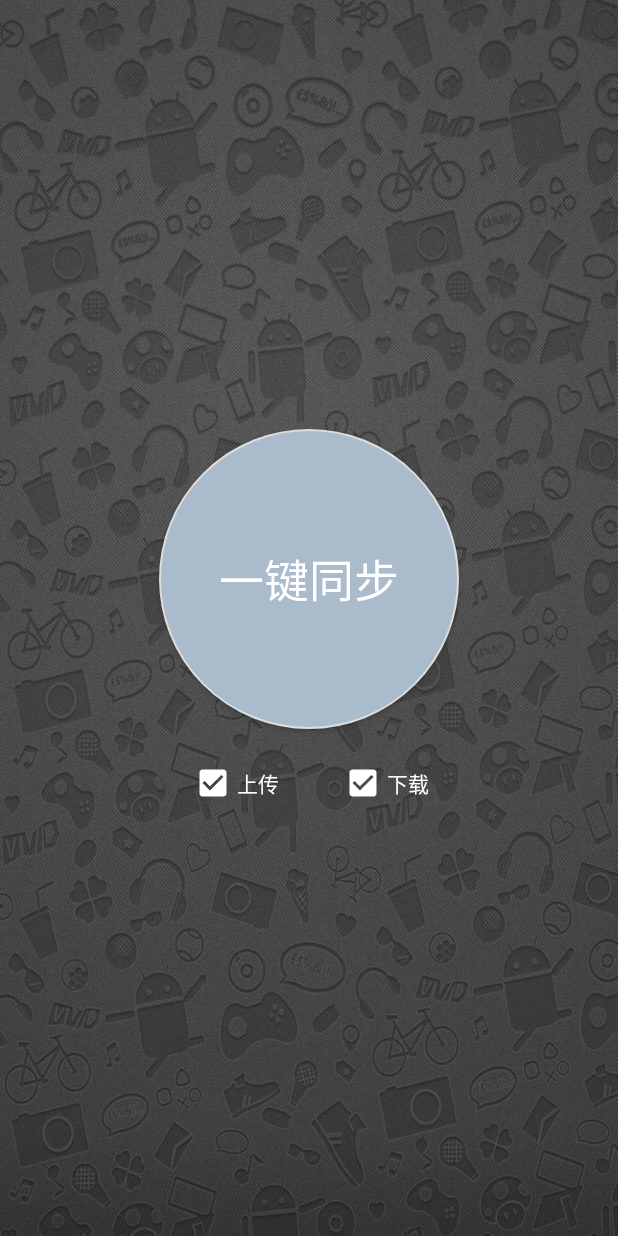
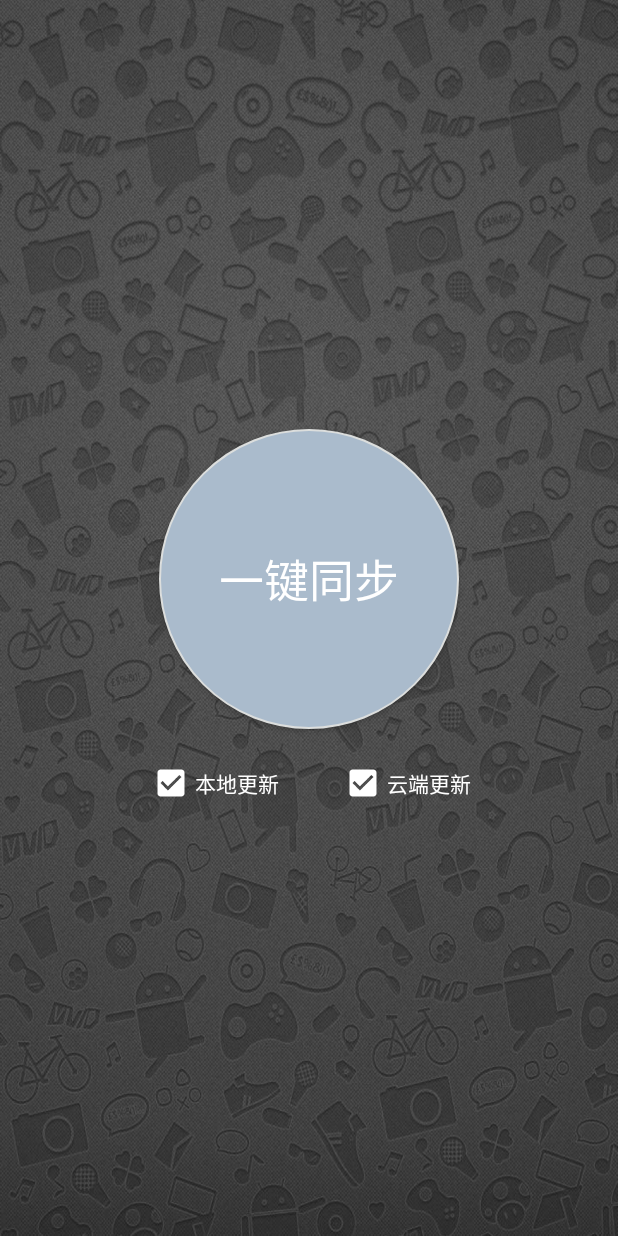
Before and after one commit to l2314800304/AndroidGroup5, an Android app: the SyncAddressBook screen opened directly, with no data from a screen before it, on a phone screen of 412 x 824 dp. Run offline under Robolectric (Android 15) with nearby library versions, the light colour scheme and no system bars.

Commit message:
添加注册、通讯录同步处理逻辑

```diff
--- a/app/src/main/AndroidManifest.xml
+++ b/app/src/main/AndroidManifest.xml
@@ -2,6 +2,8 @@
 <manifest xmlns:android="http://schemas.android.com/apk/res/android"
     package="com.androidgroup5.onlinecontact">
     <uses-permission android:name="android.permission.INTERNET" />
+    <uses-permission android:name="android.permission.READ_CONTACTS"/>
+    <uses-permission android:name="android.permission.WRITE_CONTACTS"/>
     <application
         android:allowBackup="true"
         android:icon="@mipmap/ic_launcher"
--- a/app/src/main/res/layout/activity_register.xml
+++ b/app/src/main/res/layout/activity_register.xml
@@ -4,6 +4,7 @@
     android:layout_width="match_parent"
     android:layout_height="match_parent"
     android:orientation="vertical"
+    android:gravity="center"
     android:background="@drawable/register">
 
     <LinearLayout
--- a/app/src/main/res/layout/activity_sync_address_book.xml
+++ b/app/src/main/res/layout/activity_sync_address_book.xml
@@ -8,6 +8,7 @@
     android:orientation="vertical"
     android:background="@drawable/register">
     <Button
+        android:id="@+id/btn_sync"
         android:layout_width="200dp"
         android:layout_height="200dp"
         android:background="@drawable/login_btn_sync"
@@ -21,17 +22,19 @@
         android:layout_marginTop="20dp"
         android:orientation="horizontal">
         <CheckBox
+            android:id="@+id/ckb_local"
             android:layout_width="wrap_content"
             android:layout_height="wrap_content"
-            android:text="上传"
+            android:text="本地更新"
             android:checked="true"
             android:buttonTint="#fff"
             android:textColor="#fff"/>
         <CheckBox
+            android:id="@+id/ckb_cloud"
             android:layout_width="wrap_content"
             android:layout_height="wrap_content"
             android:layout_marginLeft="40dp"
-            android:text="下载"
+            android:text="云端更新"
             android:checked="true"
             android:buttonTint="#fff"
             android:textColor="#fff"/>
```
Also changed, not shown: app/src/main/java/com/androidgroup5/onlinecontact/Register.java (+49 -1 lines), app/src/main/java/com/androidgroup5/onlinecontact/SyncAddressBook.java (+29 -0 lines).
